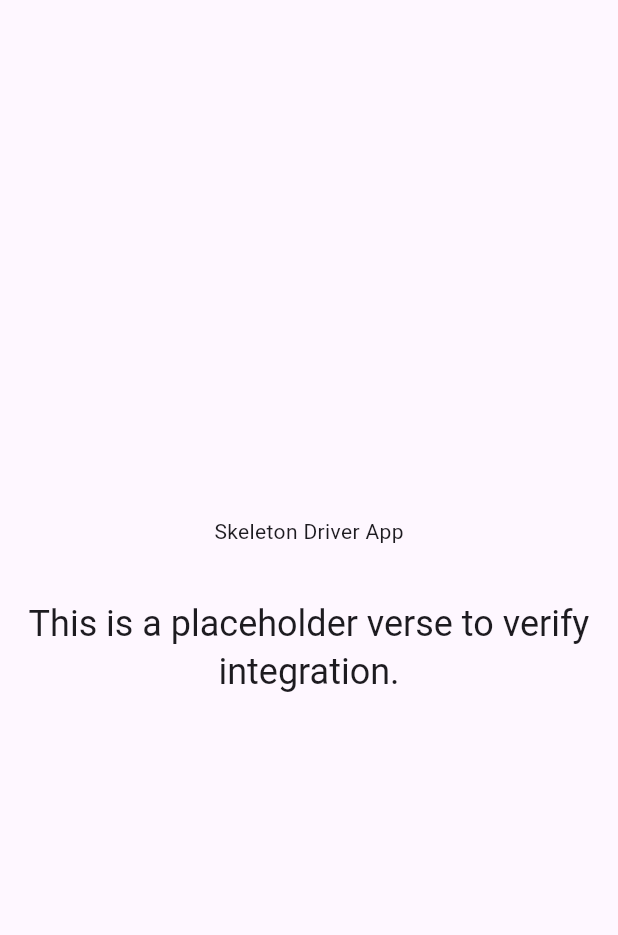
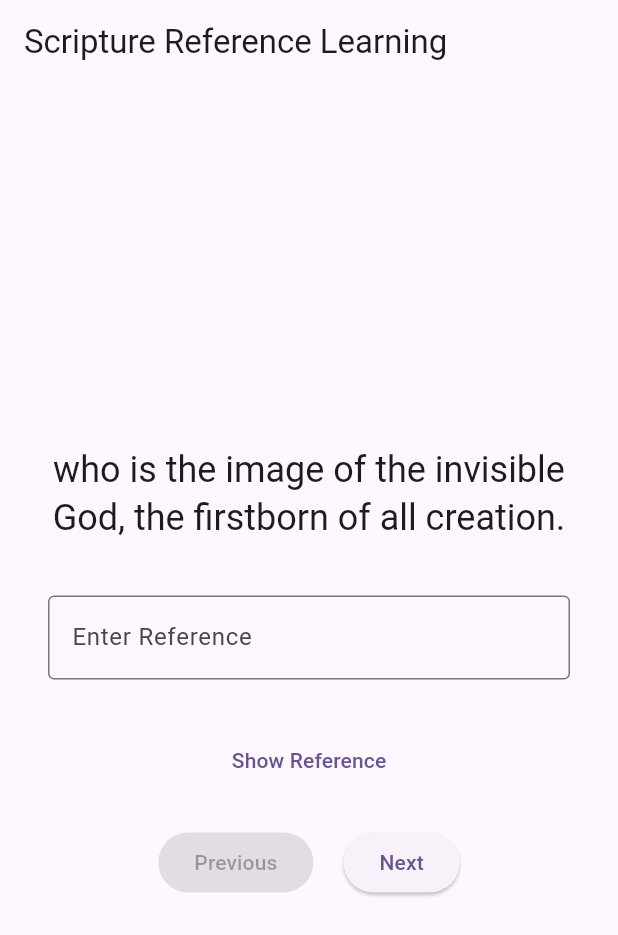
Before and after one commit to gtd-bible/reference_learning, a Flutter app: the screen it shows after launch, on a phone screen of 412 x 824 dp. Shown: the top 935 px of the screen. Run offline on Flutter 3.47's test engine with Material 3 defaults, Android fonts, the phone set to English and light mode, and no system bars.

Commit message:
feat: integrate all widgets into ReferenceLearningPage

```diff
--- a/examples/simple_demo/lib/main.dart
+++ b/examples/simple_demo/lib/main.dart
@@ -16,20 +16,7 @@ class ReferenceLearningDemoApp extends StatelessWidget {
         colorScheme: ColorScheme.fromSeed(seedColor: Colors.deepPurple),
         useMaterial3: true,
       ),
-      home: const Scaffold(
-        body: Center(
-          child: Column(
-            mainAxisAlignment: MainAxisAlignment.center,
-            children: [
-              Text('Skeleton Driver App'),
-              SizedBox(height: 20),
-              VerseDisplay(
-                verseText: 'This is a placeholder verse to verify integration.',
-              ),
-            ],
-          ),
-        ),
-      ),
+      home: const ReferenceLearningPage(),
     );
   }
 }
--- a/packages/reference_learning/lib/reference_learning.dart
+++ b/packages/reference_learning/lib/reference_learning.dart
@@ -5,3 +5,6 @@ export 'src/state/reference_learning_controller.dart';
 export 'src/widgets/verse_display.dart';
 export 'src/widgets/reference_input.dart';
 export 'src/widgets/feedback_display.dart';
+export 'src/widgets/navigation_buttons.dart';
+export 'src/widgets/reference_visibility_toggle.dart';
+export 'src/reference_learning_page.dart';
--- /dev/null
+++ b/packages/reference_learning/lib/src/reference_learning_page.dart
@@ -0,0 +1,98 @@
+import 'package:flutter/material.dart';
+import 'package:reference_learning/src/models/verse.dart';
+import 'package:reference_learning/src/state/reference_learning_controller.dart';
+import 'package:reference_learning/src/widgets/feedback_display.dart';
+import 'package:reference_learning/src/widgets/navigation_buttons.dart';
+import 'package:reference_learning/src/widgets/reference_input.dart';
+import 'package:reference_learning/src/widgets/reference_visibility_toggle.dart';
+import 'package:reference_learning/src/widgets/verse_display.dart';
+
+/// The main page for the scripture reference learning application.
+///
+/// This widget integrates all the core components: [VerseDisplay],
+/// [ReferenceInput], [FeedbackDisplay], [NavigationButtons], and
+/// [ReferenceVisibilityToggle], managed by a [ReferenceLearningController].
+class ReferenceLearningPage extends StatefulWidget {
+  final ReferenceLearningController? controller;
+
+  /// Creates a [ReferenceLearningPage].
+  const ReferenceLearningPage({super.key, this.controller});
+
+  @override
+  State<ReferenceLearningPage> createState() => _ReferenceLearningPageState();
+}
+
+class _ReferenceLearningPageState extends State<ReferenceLearningPage> {
+  late ReferenceLearningController _controller;
+
+  @override
+  void initState() {
+    super.initState();
+    _controller = widget.controller ?? ReferenceLearningController();
+  }
+
+  @override
+  void dispose() {
+    _controller.dispose();
+    super.dispose();
+  }
+
+  @override
+  Widget build(BuildContext context) {
+    return ListenableBuilder(
+      listenable: _controller,
+      builder: (context, child) {
+        final Verse currentVerse = _controller.currentVerse;
+        final bool canGoPrevious = _controller.currentVerseIndex > 0;
+        final bool canGoNext =
+            _controller.currentVerseIndex < _controller.versesLength - 1;
+
+        return Scaffold(
+          appBar: AppBar(title: const Text('Scripture Reference Learning')),
+          body: Padding(
+            padding: const EdgeInsets.all(16.0),
+            child: Column(
+              mainAxisAlignment: MainAxisAlignment.center,
+              children: [
+                VerseDisplay(verseText: currentVerse.text),
+                const SizedBox(height: 20),
+                ReferenceInput(
+                  key: ValueKey('reference_input_${currentVerse.reference}'),
+                  initialValue: _controller.userInputReference,
+                  onChanged: (value) {
+                    // No-op for now, submission only on enter
+                  },
+                  onSubmitted: _controller.submitReference,
+                ),
+                const SizedBox(height: 10),
+                FeedbackDisplay(
+                  isCorrect: _controller.isInputCorrect,
+                  correctReference: _controller.isInputCorrect == false
+                      ? currentVerse.reference
+                      : null,
+                ),
+                const SizedBox(height: 20),
+                ReferenceVisibilityToggle(
+                  isVisible: _controller.isReferenceVisible,
+                  onToggle: _controller.toggleReferenceVisibility,
+                ),
+                if (_controller.isReferenceVisible)
+                  Text(
+                    'Correct Reference: ${currentVerse.reference}',
+                    style: Theme.of(context).textTheme.bodyLarge,
+                  ),
+                const SizedBox(height: 20),
+                NavigationButtons(
+                  onPrevious: _controller.previousVerse,
+                  onNext: _controller.nextVerse,
+                  hasPrevious: canGoPrevious,
+                  hasNext: canGoNext,
+                ),
+              ],
+            ),
+          ),
+        );
+      },
+    );
+  }
+}
```
Also changed, not shown: 2 other files.
